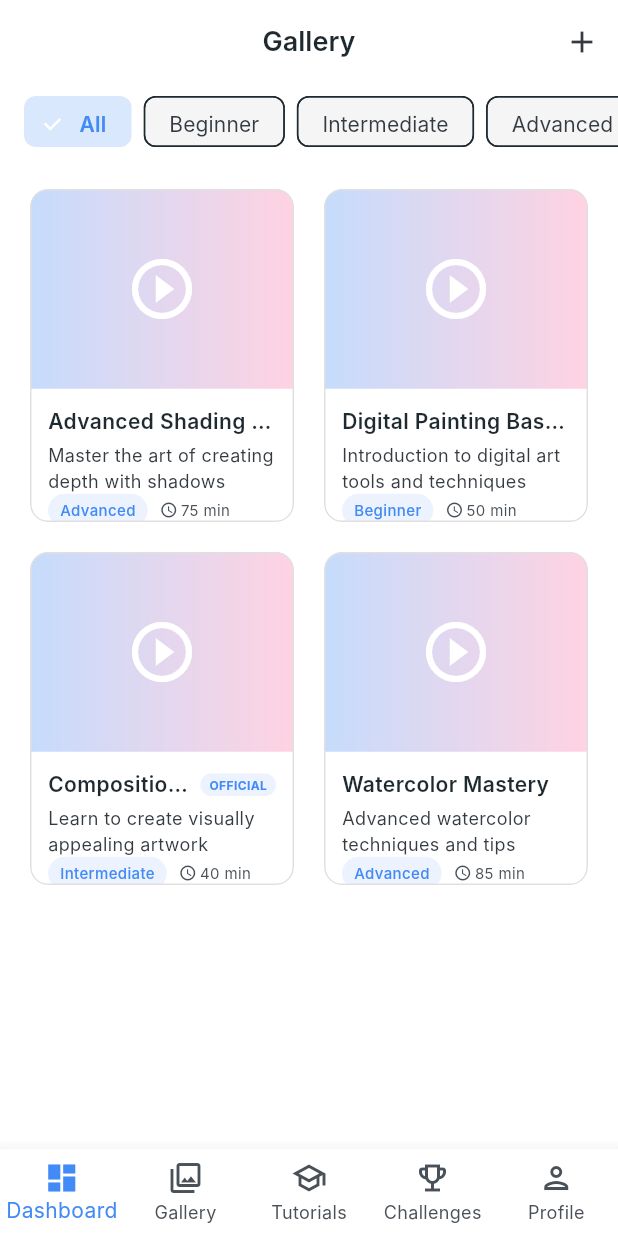
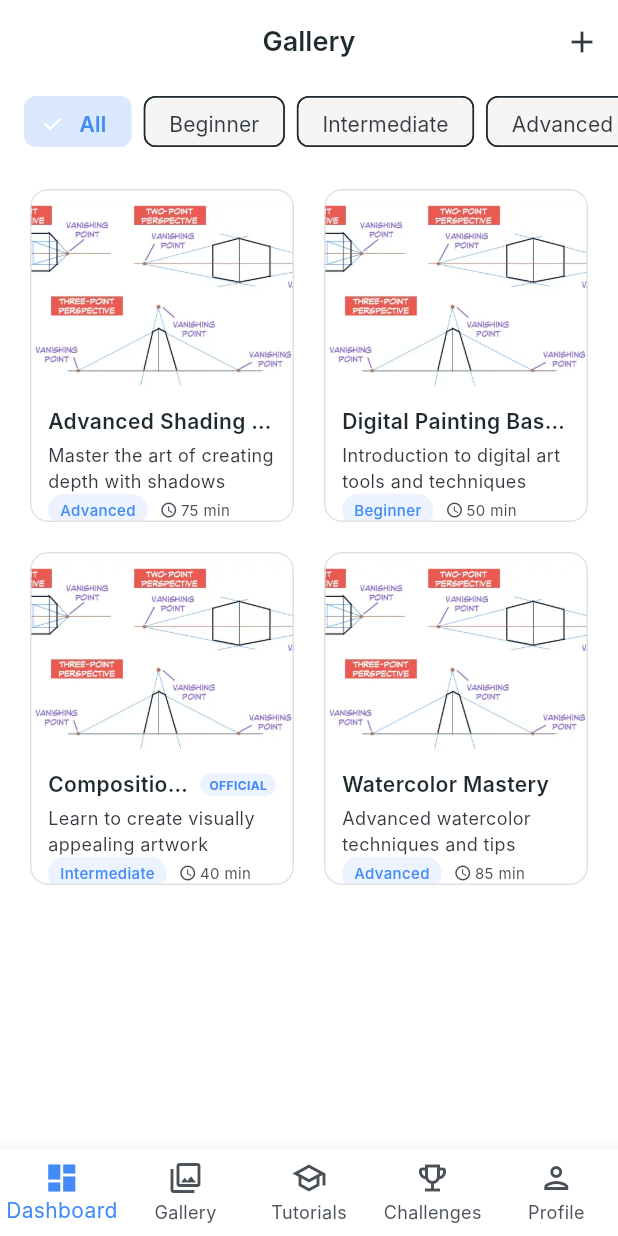
Before and after one commit to quesoscubanos/artflow, a Flutter app: the GalleryPage screen opened by its route, on a phone screen of 412 x 824 dp. Run offline on Flutter 3.47's test engine with Material 3 defaults, Android fonts, the phone set to English and light mode, and no system bars; our stand-ins replace flutter_bloc, get_it, go_router, google_fonts; Roboto replaces fonts that are missing (Inter).

```diff
--- a/lib/features/gallery/presentation/pages/gallery_page.dart
+++ b/lib/features/gallery/presentation/pages/gallery_page.dart
@@ -171,18 +171,24 @@ class _GalleryPageState extends State<GalleryPage> {
               child: Container(
                 width: double.infinity,
                 decoration: BoxDecoration(
-                  gradient: LinearGradient(
-                    colors: [
-                      AppTheme.primaryBlue.withOpacity(0.3),
-                      AppTheme.primaryPink.withOpacity(0.3),
-                    ],
-                  ),
                   borderRadius: const BorderRadius.vertical(top: Radius.circular(12)),
                 ),
-                child: const Icon(
-                  Icons.play_circle_outline,
-                  size: 48,
-                  color: Colors.white,
+                child: ClipRRect(
+                  borderRadius: const BorderRadius.vertical(top: Radius.circular(12)),
+                  child: Image.asset(
+                    'images/perspective.png',
+                    fit: BoxFit.cover,
+                    errorBuilder: (context, error, stackTrace) {
+                      return Container(
+                        color: AppTheme.primaryBlue.withOpacity(0.1),
+                        child: const Icon(
+                          Icons.image,
+                          size: 48,
+                          color: AppTheme.primaryBlue,
+                        ),
+                      );
+                    },
+                  ),
                 ),
               ),
             ),
--- a/pubspec.yaml
+++ b/pubspec.yaml
@@ -70,9 +70,8 @@ flutter:
   uses-material-design: true
 
   # To add assets to your application, add an assets section, like this:
-  # assets:
-  #   - images/a_dot_burr.jpeg
-  #   - images/a_dot_ham.jpeg
+  assets:
+    - images/
 
   # An image asset can refer to one or more resolution-specific "variants", see
   # https://flutter.dev/to/resolution-aware-images
```
Also changed, not shown: lib/features/tutorials/presentation/pages/tutorial_detail_page.dart (+26 -37 lines), lib/features/tutorials/presentation/pages/tutorials_page.dart (+16 -10 lines), images/perspective.png (added).
